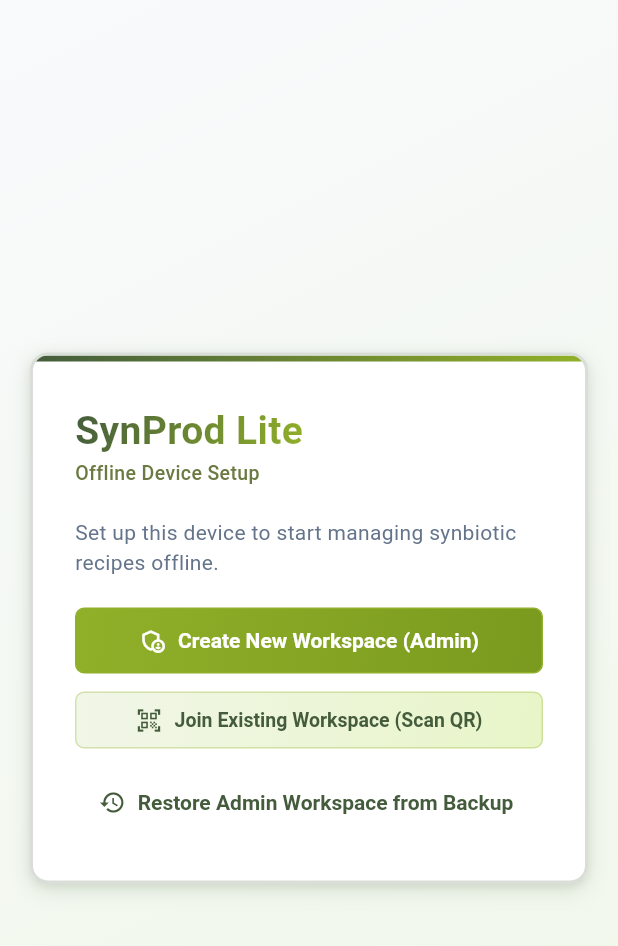
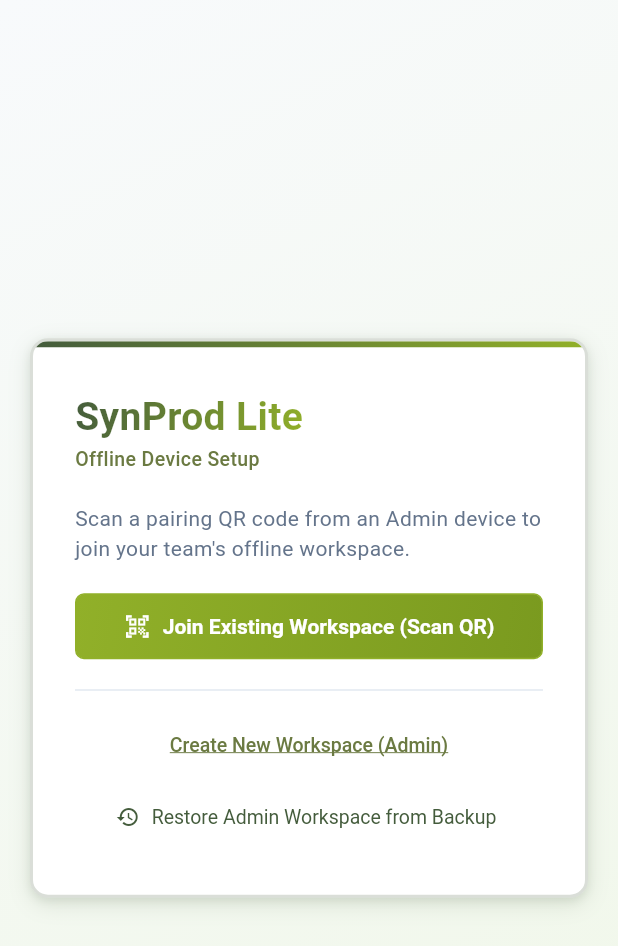
Before and after one commit to nathanG2129/SynProd_Lite, a Flutter app: the screen it shows after launch, on a phone screen of 412 x 824 dp. Shown: the top 946 px of the screen. Run offline on Flutter 3.47's test engine with Material 3 defaults, Android fonts, the phone set to English and light mode, and no system bars; our stand-ins replace drift, drift_flutter, file_picker, flutter_riverpod, local_auth, pdf and 4 more; missing offline and left inert: encrypt, mobile_scanner, nsd; accounts and stored records are empty; generated files the repository leaves out were written again.

Commit message:
update onboarding screen to focus on qr scanning first (since admins are once done anyway)

```diff
--- a/lib/presentation/screens/onboarding/onboarding_screen.dart
+++ b/lib/presentation/screens/onboarding/onboarding_screen.dart
@@ -362,28 +362,11 @@ class _OnboardingScreenState extends ConsumerState<OnboardingScreen> {
       crossAxisAlignment: CrossAxisAlignment.stretch,
       children: [
         const Text(
-          'Set up this device to start managing synbiotic recipes offline.',
+          "Scan a pairing QR code from an Admin device to join your team's offline workspace.",
           style: TextStyle(color: AppTheme.slate500, fontSize: 14),
         ),
         const SizedBox(height: 20),
         SynProdGradientButton(
-          onPressed: () => _switchMode(_OnboardingMode.createAdmin),
-          child: const Row(
-            mainAxisSize: MainAxisSize.min,
-            children: [
-              Icon(Icons.admin_panel_settings_outlined, size: 18),
-              SizedBox(width: 8),
-              Flexible(
-                child: Text(
-                  'Create New Workspace (Admin)',
-                  overflow: TextOverflow.ellipsis,
-                ),
-              ),
-            ],
-          ),
-        ),
-        const SizedBox(height: 12),
-        SynProdSecondaryButton(
           onPressed: () => _switchMode(_OnboardingMode.joinQr),
           child: const Row(
             mainAxisSize: MainAxisSize.min,
@@ -399,12 +382,33 @@ class _OnboardingScreenState extends ConsumerState<OnboardingScreen> {
             ],
           ),
         ),
+        const SizedBox(height: 20),
+        const Divider(height: 1),
         const SizedBox(height: 12),
-        TextButton.icon(
-          onPressed: () => _switchMode(_OnboardingMode.restoreBackup),
-          icon: const Icon(Icons.restore_outlined, size: 18),
-          label: const Text('Restore Admin Workspace from Backup'),
-          style: TextButton.styleFrom(foregroundColor: AppTheme.forestGreen),
+        Center(
+          child: TextButton(
+            onPressed: () => _switchMode(_OnboardingMode.createAdmin),
+            style: TextButton.styleFrom(
+              foregroundColor: AppTheme.oliveMuted,
+              textStyle: const TextStyle(
+                fontSize: 13,
+                fontWeight: FontWeight.w500,
+                decoration: TextDecoration.underline,
+              ),
+            ),
+            child: const Text('Create New Workspace (Admin)'),
+          ),
+        ),
+        Center(
+          child: TextButton.icon(
+            onPressed: () => _switchMode(_OnboardingMode.restoreBackup),
+            icon: const Icon(Icons.restore_outlined, size: 16),
+            label: const Text('Restore Admin Workspace from Backup'),
+            style: TextButton.styleFrom(
+              foregroundColor: AppTheme.forestGreen,
+              textStyle: const TextStyle(fontSize: 13),
+            ),
+          ),
         ),
       ],
     );
```
